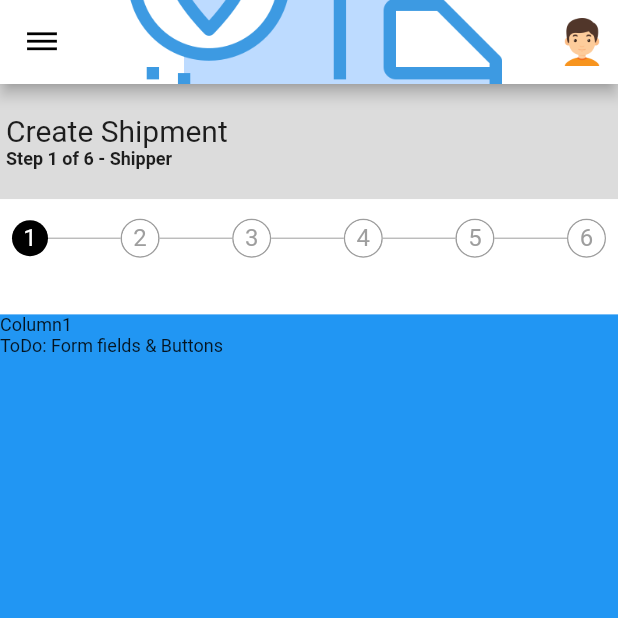
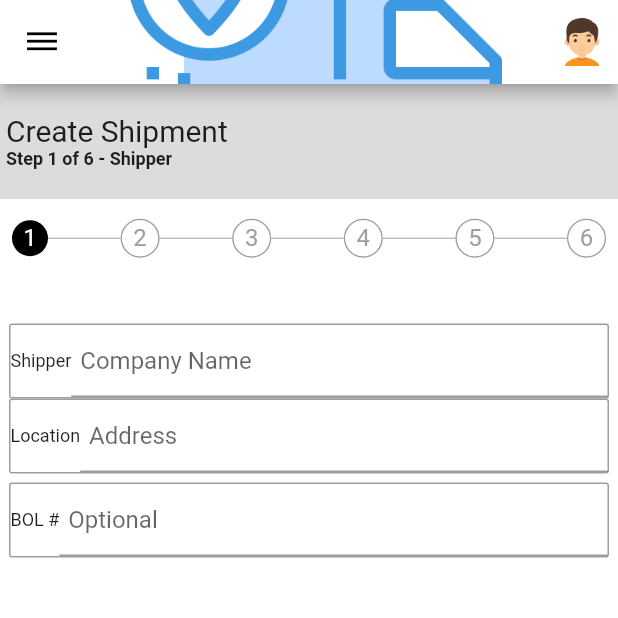
Before and after one commit to gravindrareddy/ecommerce-shipping-ui-flutter, a Flutter app: the screen it shows after launch, on a phone screen of 412 x 824 dp, the top half of it. Run offline on Flutter 3.47's test engine with Material 2 defaults, Android fonts, the phone set to English and light mode, and no system bars; Roboto replaces fonts that are missing (LexendDeca).

Commit message:
added text fields. todo: need to refine it cosmetically

```diff
--- a/lib/main.dart
+++ b/lib/main.dart
@@ -41,16 +41,20 @@ class EcommerceOrderForm extends StatelessWidget {
                     flex: 8,
                     child: Container(
                       constraints: BoxConstraints.expand(),
-                      decoration: BoxDecoration(color: Colors.blue),
+                      decoration: BoxDecoration(color: Colors.white),
                       alignment: Alignment(-1, -1),
                       child: Column(
                         crossAxisAlignment: CrossAxisAlignment.start,
                         children: <Widget>[
-                          Text("Column1", textAlign: TextAlign.left),
-                          Text(
-                            "ToDo: Form fields & Buttons",
-                            textAlign: TextAlign.left,
-                          )
+                      Padding(
+                      padding: EdgeInsets.fromLTRB(6, 6, 6, 0),
+                      child:CustomTextFieldWidget("Shipper", "Company Name")),
+                  Padding(
+                    padding: EdgeInsets.fromLTRB(6, 0, 6, 6),
+                    child: CustomTextFieldWidget("Location", "Address")),
+                  Padding(
+                    padding: EdgeInsets.fromLTRB(6, 0, 6, 0),
+                    child:CustomTextFieldWidget("BOL #", "Optional"))
                         ],
                       ),
                     ))
@@ -289,3 +293,46 @@ class InactiveCircleAvatarWidget extends StatelessWidget {
         ));
   }
 }
+
+/// Custom TextField with label - StatefulWidget class
+
+class CustomTextFieldWidget extends StatefulWidget {
+  String textFieldLabel;
+  String textFieldHint;
+
+  CustomTextFieldWidget(this.textFieldLabel, this.textFieldHint);
+
+  @override
+  State<StatefulWidget> createState() {
+    // TODO: implement createState
+    return CustomTextFieldState(textFieldLabel, textFieldHint);
+  }
+}
+
+class CustomTextFieldState extends State<CustomTextFieldWidget> {
+  String textFieldLabel;
+  String textFieldHint;
+
+  CustomTextFieldState(this.textFieldLabel, this.textFieldHint);
+
+  @override
+  Widget build(BuildContext context) {
+    // TODO: implement build
+    return  Container(
+            decoration: BoxDecoration(
+                borderRadius: BorderRadius.circular(2),
+                border: Border.all(width: 1, color: Colors.grey)),
+            child: Row(
+                mainAxisAlignment: MainAxisAlignment.start,
+                children: <Widget>[
+                  Text(
+                    textFieldLabel,
+                  ),
+                  Expanded(
+                    child: TextField(
+                      decoration: new InputDecoration(hintText: textFieldHint, fillColor: Colors.black12,contentPadding: EdgeInsets.all(6),
+                    ),
+                  ))
+                ]));
+  }
+}
```
Also changed, not shown: assets/images/shipment.png (added).
